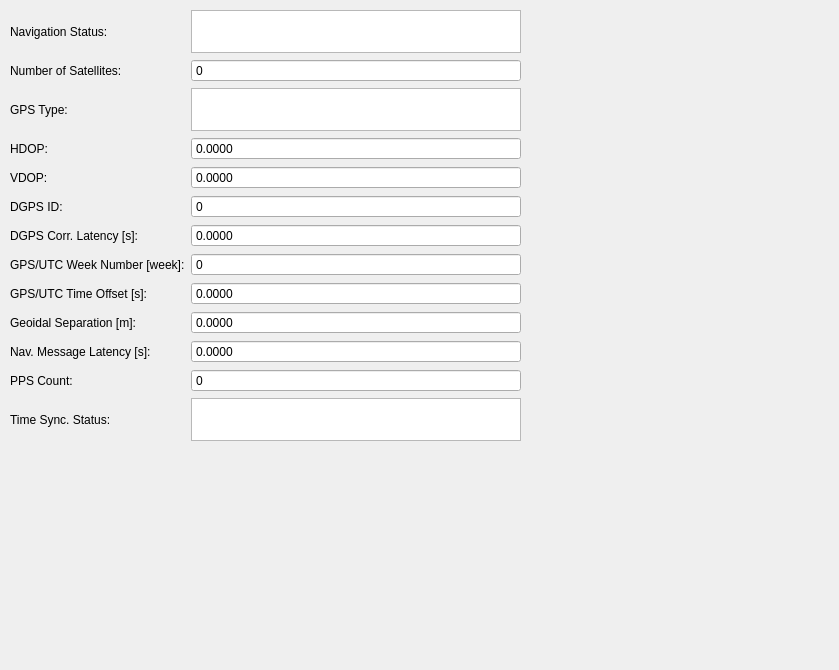
Above: src/lib/visualization/PrimaryGPSControl.ui from jmaye/libposlv before the change. Below: the same form after it.
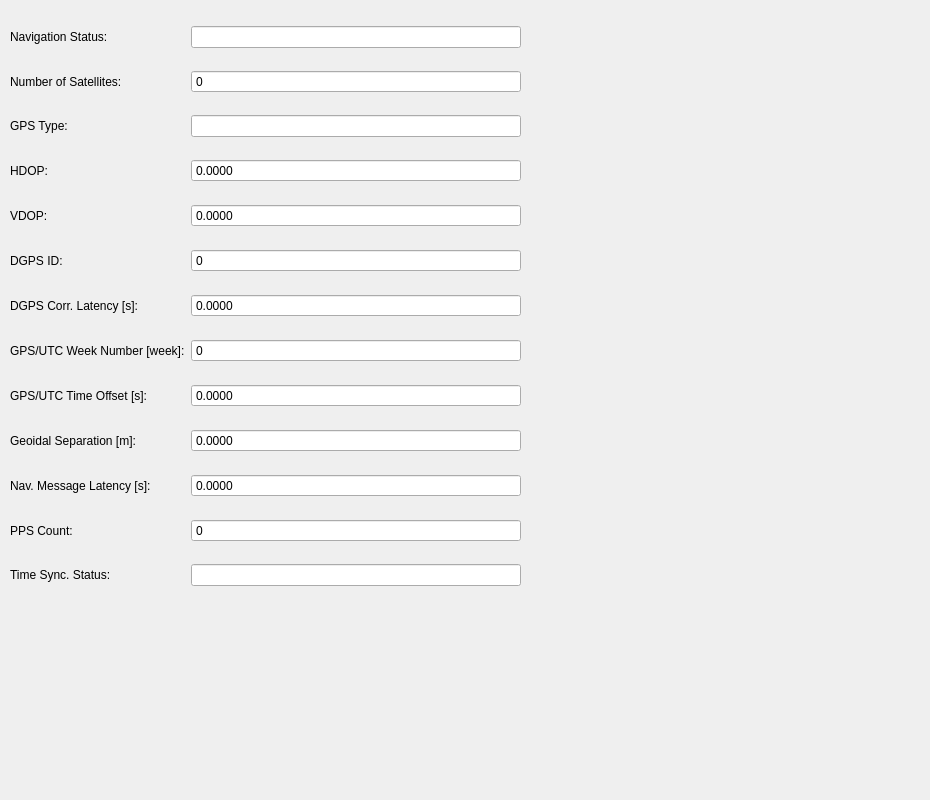
That is the form after the change.

What changed in the file:
```diff
--- a/src/lib/visualization/PrimaryGPSControl.ui
+++ b/src/lib/visualization/PrimaryGPSControl.ui
@@ -6,8 +6,8 @@
    <rect>
     <x>0</x>
     <y>0</y>
-    <width>839</width>
-    <height>670</height>
+    <width>930</width>
+    <height>800</height>
    </rect>
   </property>
   <property name="windowTitle">
@@ -19,7 +19,7 @@
      <x>10</x>
      <y>10</y>
      <width>511</width>
-     <height>431</height>
+     <height>596</height>
     </rect>
    </property>
    <layout class="QGridLayout" name="primaryGPSLayout">
@@ -50,9 +50,6 @@
       </property>
      </widget>
     </item>
-    <item row="0" column="1">
-     <widget class="QTextBrowser" name="navPrimGPSText"/>
-    </item>
     <item row="2" column="0">
      <widget class="QLabel" name="primGPSTypelabel">
       <property name="text">
@@ -60,9 +57,6 @@
       </property>
      </widget>
     </item>
-    <item row="2" column="1">
-     <widget class="QTextBrowser" name="primGPSTypeText"/>
-    </item>
     <item row="9" column="0">
      <widget class="QLabel" name="geoidalPrimGPSLabel">
       <property name="text">
@@ -96,9 +90,6 @@
       </property>
      </widget>
     </item>
-    <item row="12" column="1">
-     <widget class="QTextBrowser" name="timeStatusText"/>
-    </item>
     <item row="3" column="0">
      <widget class="QLabel" name="label">
       <property name="text">
@@ -292,6 +283,27 @@
       </property>
      </widget>
     </item>
+    <item row="0" column="1">
+     <widget class="QLineEdit" name="navPrimGPSText">
+      <property name="readOnly">
+       <bool>true</bool>
+      </property>
+     </widget>
+    </item>
+    <item row="2" column="1">
+     <widget class="QLineEdit" name="primGPSTypeText">
+      <property name="readOnly">
+       <bool>true</bool>
+      </property>
+     </widget>
+    </item>
+    <item row="12" column="1">
+     <widget class="QLineEdit" name="timeStatusText">
+      <property name="readOnly">
+       <bool>true</bool>
+      </property>
+     </widget>
+    </item>
    </layout>
   </widget>
  </widget>
```
